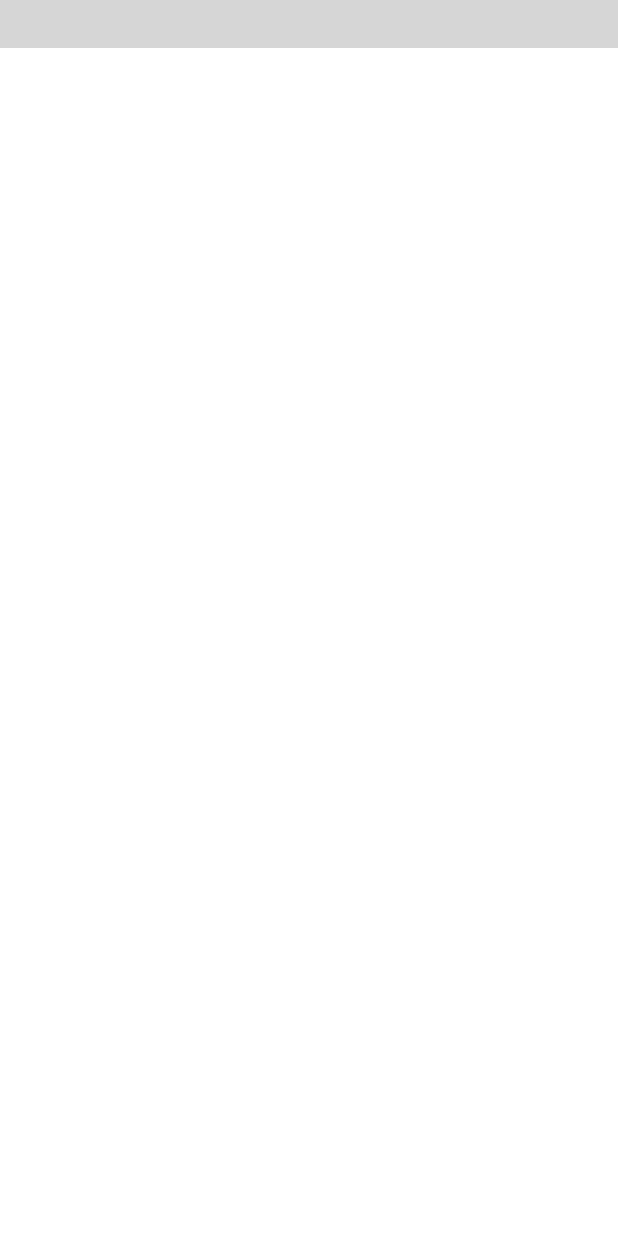
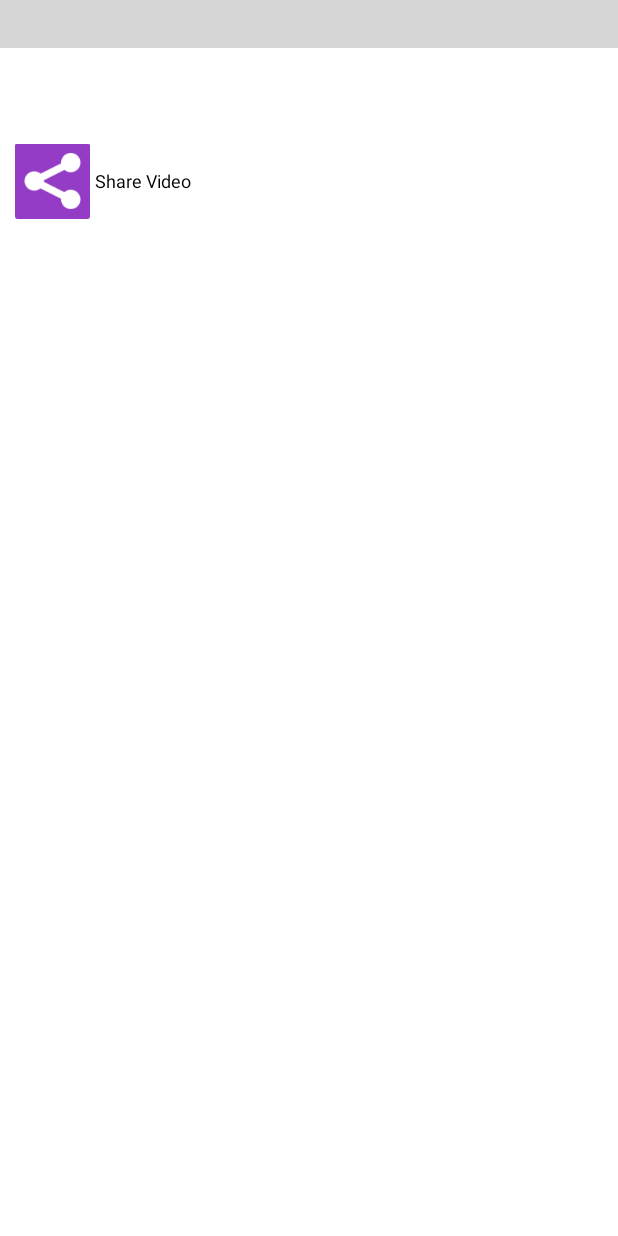
Before and after one commit to hien25661/Star-Channel, an Android app: the layout activity_video.xml on its own in the app's theme, with its tools: preview values and no code run, on a phone screen of 412 x 824 dp. Run offline under Robolectric (Android 15) with nearby library versions, the phone set to English and light mode, and no system bars; plain views replace YouTubePlayerView; grey boxes are pictures that could not be loaded.

Commit message:
Add code

```diff
--- a/app/src/main/java/co/romaji/startchannel/android/adapters/VideoAdapter.java
+++ b/app/src/main/java/co/romaji/startchannel/android/adapters/VideoAdapter.java
@@ -40,7 +40,7 @@ public class VideoAdapter extends RecyclerView.Adapter<VideoAdapter.ItemViewHold
     }
 
     public interface PlayVideoListener{
-        void playVideo(String videoId);
+        void playVideo(String videoName,String videoId);
     }
 
     @Override
@@ -82,7 +82,7 @@ public class VideoAdapter extends RecyclerView.Adapter<VideoAdapter.ItemViewHold
                         if(playVideoListener != null){
                             if(mItem.getSnippet().getResourceId().getVideoId()!=null){
                                 playVideoListener.playVideo
-                                        (mItem.getSnippet().getResourceId().getVideoId());
+                                        (mItem.getSnippet().getTitle(),mItem.getSnippet().getResourceId().getVideoId());
                             }
                         }
                     }
--- a/app/src/main/java/co/romaji/startchannel/android/networking/GithubApiInterface.java
+++ b/app/src/main/java/co/romaji/startchannel/android/networking/GithubApiInterface.java
@@ -2,6 +2,7 @@ package co.romaji.startchannel.android.networking;
 
 import co.romaji.startchannel.android.model.ChannelInfoResult;
 import co.romaji.startchannel.android.model.PlayListItem;
+import co.romaji.startchannel.android.model.VideoStatistic;
 import co.romaji.startchannel.android.utils.Const;
 import retrofit2.Call;
 import retrofit2.http.GET;
@@ -20,4 +21,9 @@ public interface GithubApiInterface {
     @GET("playlistItems?part=snippet&maxResults=20")
     Call<PlayListItem> getListVideoPlayList(@Query("playlistId") String playlistID, @Query("key") String key);
 
+    @GET("videos")
+    Call<VideoStatistic> getVideoStatistic(@Query("id") String videoID,
+                                           @Query("key") String key,
+                                           @Query("part") String part);
+
 }
--- a/app/src/main/java/co/romaji/startchannel/android/networking/PasteBinAPI.java
+++ b/app/src/main/java/co/romaji/startchannel/android/networking/PasteBinAPI.java
@@ -3,6 +3,7 @@ import com.google.gson.GsonBuilder;
 import java.util.concurrent.TimeUnit;
 import co.romaji.startchannel.android.model.ChannelInfoResult;
 import co.romaji.startchannel.android.model.PlayListItem;
+import co.romaji.startchannel.android.model.VideoStatistic;
 import co.romaji.startchannel.android.utils.Const;
 import okhttp3.OkHttpClient;
 import retrofit2.Call;
@@ -41,4 +42,8 @@ public class PasteBinAPI {
     public Call<PlayListItem> getListVideoPlayList(String playlistId){
         return this.githubApiInterface.getListVideoPlayList(playlistId, Const.API_KEY);
     }
+
+    public Call<VideoStatistic> getVideoStatistic(String videoID){
+        return this.githubApiInterface.getVideoStatistic(videoID, Const.API_KEY,"statistics");
+    }
 }
--- a/app/src/main/res/layout/activity_video.xml
+++ b/app/src/main/res/layout/activity_video.xml
@@ -1,14 +1,56 @@
 <?xml version="1.0" encoding="utf-8"?>
 <LinearLayout xmlns:android="http://schemas.android.com/apk/res/android"
-    android:orientation="vertical" android:layout_width="match_parent"
+    android:layout_width="match_parent"
     android:layout_height="match_parent"
+    android:background="@android:color/white"
     android:gravity="center"
-    android:background="@android:color/white">
+    android:orientation="vertical">
+
     <com.google.android.youtube.player.YouTubePlayerView
         android:id="@+id/youtube_view"
         android:layout_width="match_parent"
-        android:layout_height="wrap_content" >
-    </com.google.android.youtube.player.YouTubePlayerView>
+        android:layout_height="wrap_content"></com.google.android.youtube.player.YouTubePlayerView>
+
+    <LinearLayout
+        android:layout_width="match_parent"
+        android:layout_height="wrap_content"
+        android:orientation="vertical"
+        android:padding="10dp">
+
+        <TextView
+            android:id="@+id/tvVideoName"
+            android:layout_width="match_parent"
+            android:layout_height="wrap_content"
+            android:textColor="@android:color/black"
+            android:textSize="18sp" />
+        <TextView
+            android:id="@+id/tvViewCount"
+            android:layout_width="match_parent"
+            android:layout_height="wrap_content"
+            android:layout_marginTop="5dp"
+            android:textColor="@android:color/black"
+            android:textSize="12sp"
+            android:layout_weight="1"/>
+        <LinearLayout
+            android:layout_width="match_parent"
+            android:layout_height="wrap_content"
+            android:orientation="horizontal">
+            <ImageView
+                android:layout_width="50dp"
+                android:layout_height="wrap_content"
+                android:src="@mipmap/ic_share"
+                android:layout_marginRight="3dp"/>
+            <TextView
+                android:layout_width="wrap_content"
+                android:layout_height="wrap_content"
+                android:gravity="center_vertical"
+                android:text="Share Video"
+                android:textSize="12sp"
+                android:textColor="@android:color/black"
+                android:layout_gravity="center_vertical"/>
+        </LinearLayout>
+
+    </LinearLayout>
 
     <android.support.v7.widget.RecyclerView
         android:id="@+id/rcvListVideoPlayList"
```
Also changed, not shown: app/src/main/java/co/romaji/startchannel/android/activity/VideoActivity.java (+42 -3 lines), app/src/main/java/co/romaji/startchannel/android/model/VideoStatistic.java (added, +155 -0 lines), app/src/main/java/co/romaji/startchannel/android/utils/YtcUtils.java (+14 -0 lines), app/src/main/res/mipmap-xhdpi/ic_share.png (added).
